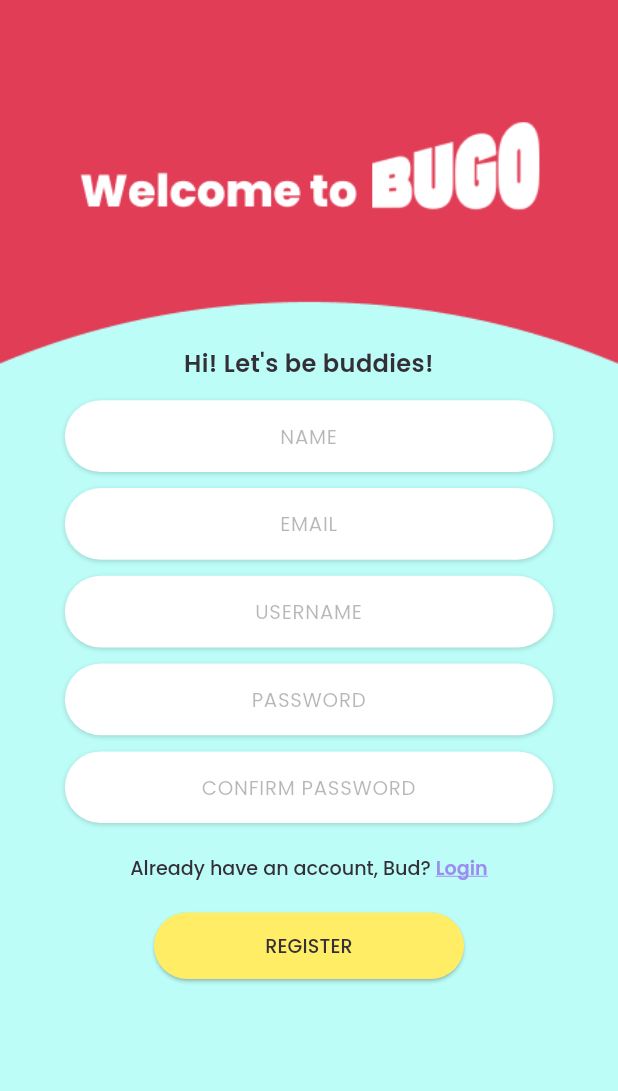
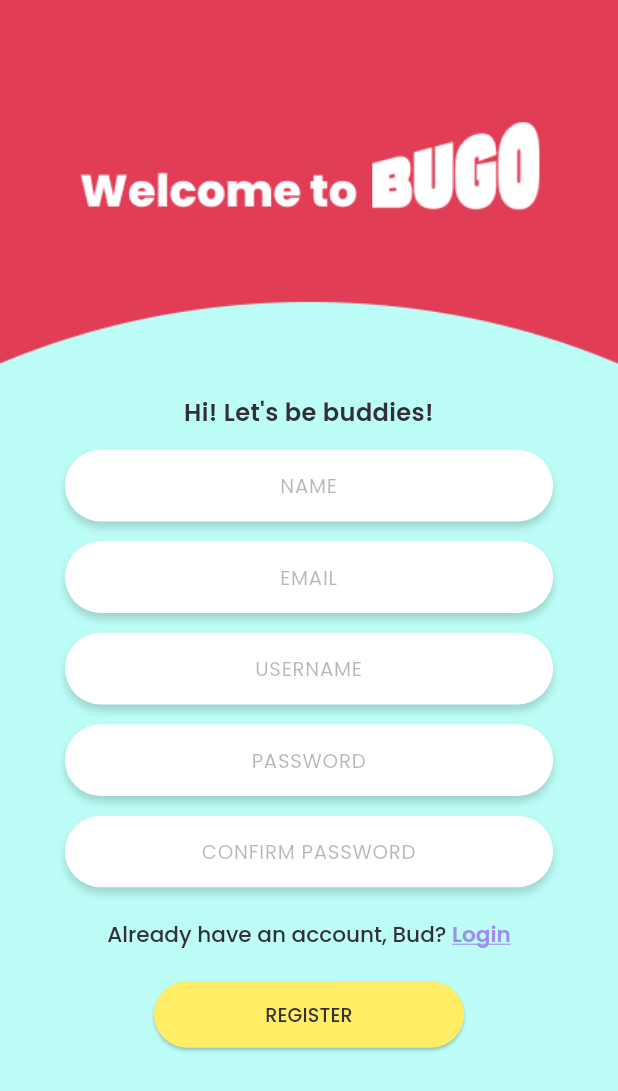
Before and after one commit to dradjamulya/bugo_mobile, a Flutter app: the screen it shows after launch, after a tap on an icon or button, on a phone screen of 412 x 824 dp. Shown: the top 1091 px of the screen. Run offline on Flutter 3.47's test engine with Material 3 defaults, Android fonts, the phone set to English and light mode, and no system bars; our stand-ins replace cloud_firestore, firebase_auth, firebase_core, flutter_multi_formatter, google_fonts; accounts and stored records are empty; network calls fail.

Commit message:
responsive auth screen

```diff
--- a/lib/home_screen.dart
+++ b/lib/home_screen.dart
@@ -4,7 +4,7 @@ import 'package:firebase_auth/firebase_auth.dart';
 import 'package:cloud_firestore/cloud_firestore.dart';
 import 'package:intl/intl.dart';
 import 'screens/target-screen/target_screen.dart';
-import 'screens/auth-screen/profile_screen.dart';
+import 'profile_screen.dart';
 
 class HomeScreen extends StatefulWidget {
   const HomeScreen({super.key});
--- a/lib/screens/auth-screen/login_screen.dart
+++ b/lib/screens/auth-screen/login_screen.dart
@@ -87,7 +87,7 @@ class _LoginScreenState extends State<LoginScreen> {
               child: Column(
                 crossAxisAlignment: CrossAxisAlignment.center,
                 children: [
-                  SizedBox(height: screenHeight * 0.30),
+                  SizedBox(height: screenHeight * 0.32),
                   Text(
                     "It's nice to have you back, Bud!",
                     textAlign: TextAlign.center,
@@ -133,14 +133,14 @@ class _LoginScreenState extends State<LoginScreen> {
                         text: "Don’t have an account, Bud? ",
                         style: GoogleFonts.poppins(
                           color: const Color(0xFF342E37),
-                          fontSize: responsiveMultiplier * 0.030,
+                          fontSize: responsiveMultiplier * 0.035,
                           fontWeight: FontWeight.w600,
                         ),
                         children: [
                           TextSpan(
                             text: 'Register',
                             style: GoogleFonts.poppins(
-                              fontSize: responsiveMultiplier * 0.030,
+                              fontSize: responsiveMultiplier * 0.035,
                               fontWeight: FontWeight.w600,
                               color: const Color(0xFF9D8DF1),
                               decoration: TextDecoration.underline,
@@ -208,8 +208,8 @@ class _LoginScreenState extends State<LoginScreen> {
         shadows: const [
           BoxShadow(
             color: Color(0x2A000000),
-            blurRadius: 2,
-            offset: Offset(0, 1),
+            blurRadius: 4,
+            offset: Offset(0, 4),
             spreadRadius: 0,
           )
         ],
--- a/lib/screens/auth-screen/register_screen.dart
+++ b/lib/screens/auth-screen/register_screen.dart
@@ -1,6 +1,5 @@
 import 'package:flutter/material.dart';
 import 'package:google_fonts/google_fonts.dart';
-import 'package:firebase_auth/firebase_auth.dart';
 import 'error_register_screen.dart';
 import 'login_screen.dart';
 import '/services/auth_service.dart';
@@ -121,7 +120,7 @@ class _RegisterScreenState extends State<RegisterScreen> {
               child: Column(
                 crossAxisAlignment: CrossAxisAlignment.center,
                 children: [
-                  SizedBox(height: screenHeight * 0.28),
+                  SizedBox(height: screenHeight * 0.32),
                   Text(
                     "Hi! Let's be buddies!",
                     textAlign: TextAlign.center,
@@ -137,26 +136,26 @@ class _RegisterScreenState extends State<RegisterScreen> {
                       screenHeight: screenHeight,
                       responsiveMultiplier: responsiveMultiplier,
                       keyboardType: TextInputType.name),
-                  SizedBox(height: screenHeight * 0.013),
+                  SizedBox(height: screenHeight * 0.016),
                   _buildInputField("EMAIL", emailController,
                       screenWidth: screenWidth,
                       screenHeight: screenHeight,
                       responsiveMultiplier: responsiveMultiplier,
                       keyboardType: TextInputType.emailAddress),
-                  SizedBox(height: screenHeight * 0.013),
+                  SizedBox(height: screenHeight * 0.016),
                   _buildInputField("USERNAME", usernameController,
                       screenWidth: screenWidth,
                       screenHeight: screenHeight,
                       responsiveMultiplier: responsiveMultiplier,
                       keyboardType: TextInputType.text),
-                  SizedBox(height: screenHeight * 0.013),
+                  SizedBox(height: screenHeight * 0.016),
                   _buildInputField("PASSWORD", passwordController,
                       isPassword: true,
                       screenWidth: screenWidth,
                       screenHeight: screenHeight,
                       responsiveMultiplier: responsiveMultiplier,
                       keyboardType: TextInputType.visiblePassword),
-                  SizedBox(height: screenHeight * 0.013),
+                  SizedBox(height: screenHeight * 0.016),
                   _buildInputField(
                       "CONFIRM PASSWORD", confirmPasswordController,
                       isPassword: true,
@@ -166,11 +165,10 @@ class _RegisterScreenState extends State<RegisterScreen> {
                       keyboardType: TextInputType.visiblePassword),
                   SizedBox(
                       height: screenHeight *
-                          0.025), // Spasi utama yang mendorong elemen bawah
+                          0.025),
                   GestureDetector(
                     onTap: () {
                       Navigator.pushReplacement(
-                        // Ganti ke LoginScreen dan hapus RegisterScreen dari stack
                         context,
                         MaterialPageRoute(
                           builder: (context) => const LoginScreen(),
@@ -183,14 +181,14 @@ class _RegisterScreenState extends State<RegisterScreen> {
                         text: "Already have an account, Bud? ",
                         style: GoogleFonts.poppins(
                           color: const Color(0xFF342E37),
-                          fontSize: responsiveMultiplier * 0.031,
+                          fontSize: responsiveMultiplier * 0.035,
                           fontWeight: FontWeight.w500,
                         ),
                         children: [
                           TextSpan(
                             text: 'Login',
                             style: GoogleFonts.poppins(
-                              fontSize: responsiveMultiplier * 0.031,
+                              fontSize: responsiveMultiplier * 0.035,
                               fontWeight: FontWeight.w600,
                               color: const Color(0xFF9D8DF1),
                               decoration: TextDecoration.underline,
@@ -258,8 +256,8 @@ class _RegisterScreenState extends State<RegisterScreen> {
         shadows: const [
           BoxShadow(
             color: Color(0x2A000000),
-            blurRadius: 2,
-            offset: Offset(0, 1),
+            blurRadius: 4,
+            offset: Offset(0, 4),
             spreadRadius: 0,
           )
         ],
--- a/lib/screens/target-screen/input_expenses_screen.dart
+++ b/lib/screens/target-screen/input_expenses_screen.dart
@@ -5,7 +5,7 @@ import 'package:flutter_multi_formatter/flutter_multi_formatter.dart';
 import 'package:google_fonts/google_fonts.dart';
 import 'balance_screen.dart';
 import '../../home_screen.dart';
-import '../auth-screen/profile_screen.dart';
+import '../../profile_screen.dart';
 
 class InputExpensesScreen extends StatefulWidget {
   const InputExpensesScreen({super.key});
--- a/lib/screens/target-screen/input_savings_screen.dart
+++ b/lib/screens/target-screen/input_savings_screen.dart
@@ -5,7 +5,7 @@ import 'package:flutter/material.dart';
 import 'package:flutter_multi_formatter/flutter_multi_formatter.dart';
 import 'package:google_fonts/google_fonts.dart';
 import '../../home_screen.dart';
-import '../auth-screen/profile_screen.dart';
+import '../../profile_screen.dart';
 
 class InputSavingsScreen extends StatefulWidget {
   const InputSavingsScreen({super.key});
--- a/lib/screens/target-screen/input_screen.dart
+++ b/lib/screens/target-screen/input_screen.dart
@@ -4,7 +4,7 @@ import 'package:google_fonts/google_fonts.dart';
 import 'input_savings_screen.dart';
 import 'input_target_screen_step1.dart';
 import '../../home_screen.dart';
-import '../auth-screen/profile_screen.dart';
+import '../../profile_screen.dart';
 
 class InputScreen extends StatelessWidget {
   const InputScreen({super.key});
--- a/lib/screens/target-screen/input_target_screen_step2.dart
+++ b/lib/screens/target-screen/input_target_screen_step2.dart
@@ -3,7 +3,7 @@ import 'package:cloud_firestore/cloud_firestore.dart';
 import 'package:firebase_auth/firebase_auth.dart';
 import 'package:flutter/material.dart';
 import 'package:google_fonts/google_fonts.dart';
-import '../auth-screen/profile_screen.dart';
+import '../../profile_screen.dart';
 import '../../home_screen.dart';
 import 'input_target_screen_step1.dart';
 
--- a/lib/screens/target-screen/target_screen.dart
+++ b/lib/screens/target-screen/target_screen.dart
@@ -5,7 +5,7 @@ import 'package:firebase_auth/firebase_auth.dart';
 import 'balance_screen.dart';
 import 'input_screen.dart';
 import '../../home_screen.dart';
-import '../auth-screen/profile_screen.dart';
+import '../../profile_screen.dart';
 import 'package:intl/intl.dart';
 import 'dart:math';
 
```
Also changed, not shown: lib/profile_screen.dart (renamed from lib/screens/auth-screen/profile_screen.dart, +4 -4 lines), lib/screens/auth-screen/error_login_screen.dart (+8 -10 lines), lib/screens/auth-screen/error_register_screen.dart (+12 -14 lines).
